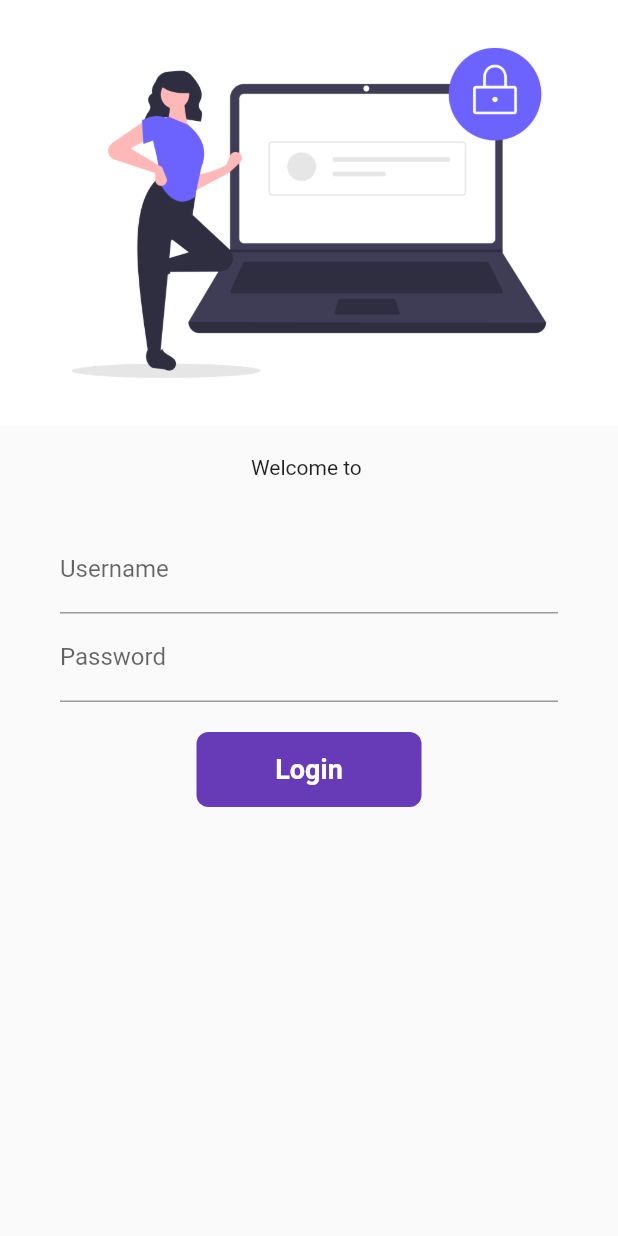
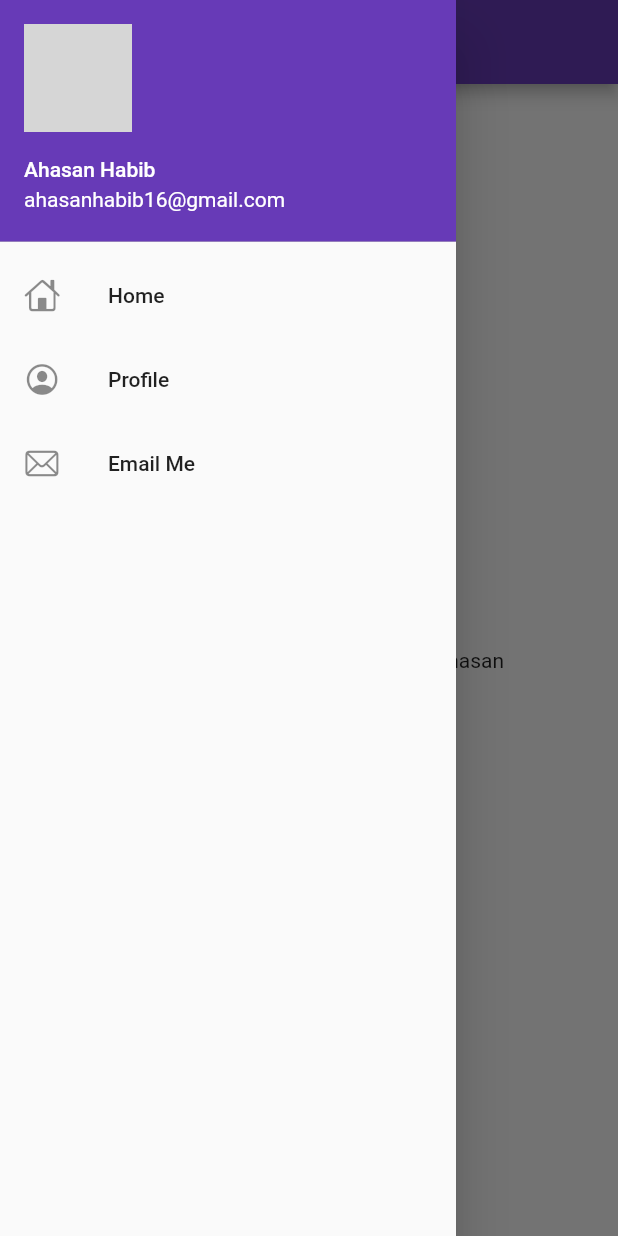
Before and after one commit to ekusheyit/30DaysOfFlutter, a Flutter app: the screen it shows after launch, with the side drawer open (before the commit the screen has no drawer), on a phone screen of 412 x 824 dp. Run offline on Flutter 3.47's test engine with Material 2 defaults, Android fonts, the phone set to English and light mode, and no system bars; network calls fail; grey boxes are pictures that could not be loaded.

Commit message:
Day 9 Completed - Material Drawer List_Tile

```diff
--- a/lib/main.dart
+++ b/lib/main.dart
@@ -21,7 +21,7 @@ class HomePage extends StatelessWidget {
       darkTheme: ThemeData(
         brightness: Brightness.dark,
       ),
-      initialRoute: "/",
+      initialRoute: MyRoutes.homeRoute,
       routes: {
         "/": (context) => LoginPageContent(),
         MyRoutes.homeRoute: (context) => HomePageContent(),
--- a/lib/pages/home_page.dart
+++ b/lib/pages/home_page.dart
@@ -1,3 +1,4 @@
+import 'package:first_app/widgets/drawer.dart';
 import 'package:flutter/material.dart';
 
 class HomePageContent extends StatelessWidget {
@@ -15,7 +16,7 @@ class HomePageContent extends StatelessWidget {
           child: Text("Welcome to $days Days for Flutter by $name"),
         ),
       ),
-      drawer: Drawer(),
+      drawer: MyDrawer(),
     );
   }
 }
--- /dev/null
+++ b/lib/widgets/drawer.dart
@@ -0,0 +1,39 @@
+import 'package:flutter/cupertino.dart';
+import 'package:flutter/material.dart';
+
+class MyDrawer extends StatelessWidget {
+  @override
+  Widget build(BuildContext context) {
+    final imagelUrl =
+        'http://ahasan.ekusheyit.com/view/images/ahasan-habib.jpg';
+    return Drawer(
+      child: ListView(
+        children: [
+          DrawerHeader(
+            padding: EdgeInsets.zero,
+            child: UserAccountsDrawerHeader(
+              margin: EdgeInsets.zero,
+              accountName: Text('Ahasan Habib'),
+              accountEmail: Text('ahasanhabib16@gmail.com'),
+              currentAccountPicture: CircleAvatar(
+                backgroundImage: NetworkImage(imagelUrl),
+              ),
+            ),
+          ),
+          ListTile(
+            leading: Icon(CupertinoIcons.home),
+            title: Text('Home'),
+          ),
+          ListTile(
+            leading: Icon(CupertinoIcons.profile_circled),
+            title: Text('Profile'),
+          ),
+          ListTile(
+            leading: Icon(CupertinoIcons.mail),
+            title: Text('Email Me'),
+          ),
+        ],
+      ),
+    );
+  }
+}
```
